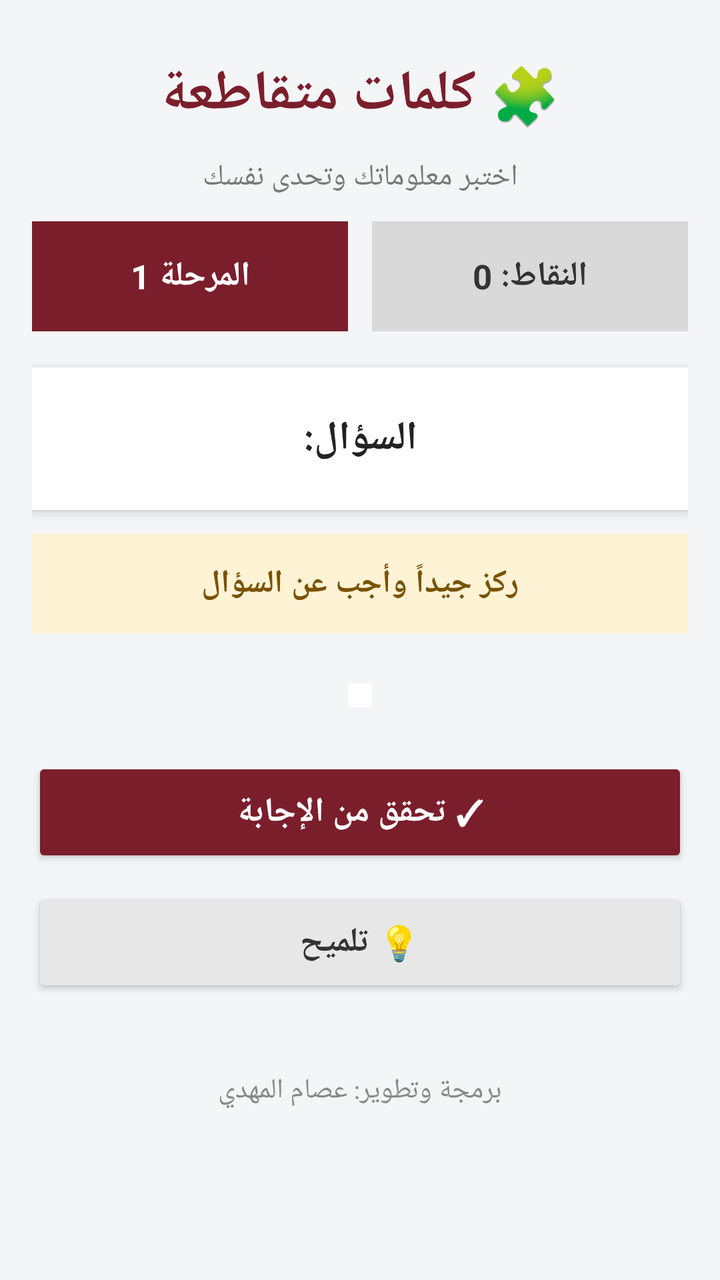
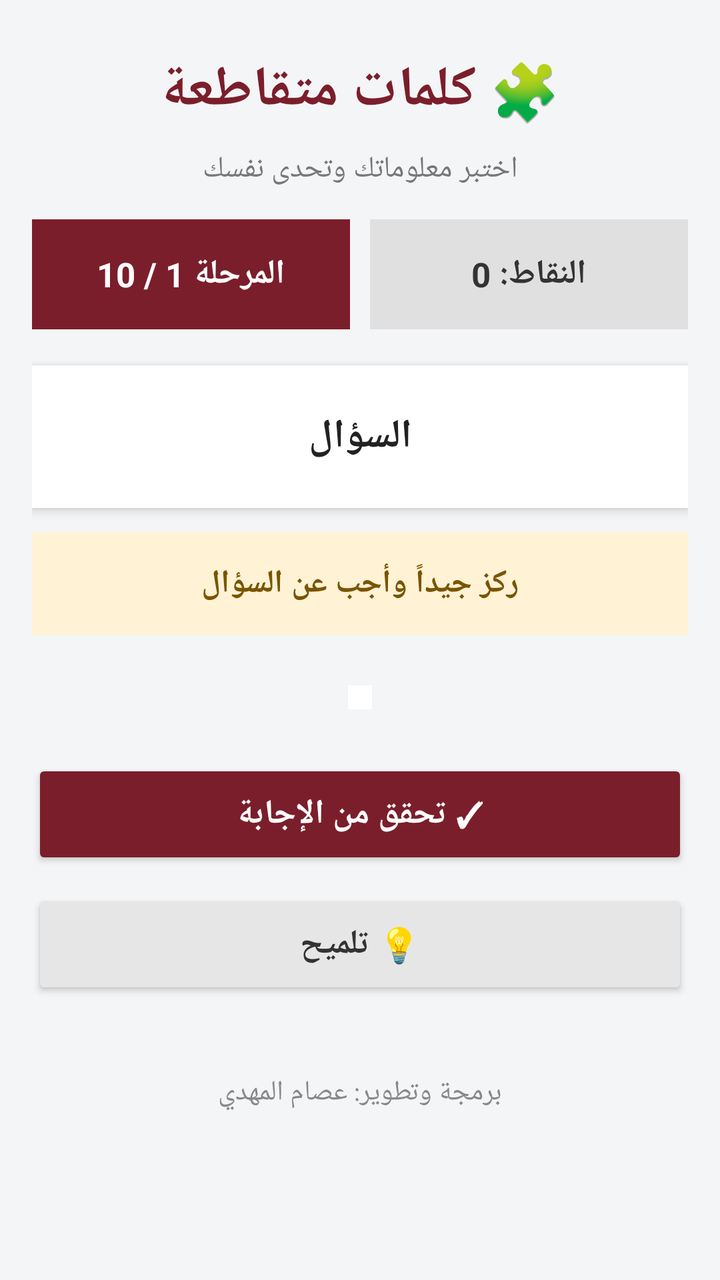

The first picture is an Android layout as it rendered before a commit; the second is the same layout after the commit. The layout source and the unified diff follow.
<!-- AndroidManifest.xml: activity theme Theme.AppCompat.NoActionBar -->
<!-- res/layout/activity_crossword.xml -->
<?xml version="1.0" encoding="utf-8"?>
<ScrollView
    xmlns:android="http://schemas.android.com/apk/res/android"
    android:layout_width="match_parent"
    android:layout_height="match_parent"
    android:fillViewport="true"
    android:background="#F4F5F7">

    <LinearLayout
        android:layout_width="match_parent"
        android:layout_height="wrap_content"
        android:orientation="vertical"
        android:padding="16dp"
        android:gravity="center_horizontal">

        
        
        

        <TextView
            android:layout_width="match_parent"
            android:layout_height="wrap_content"
            android:text="🧩 كلمات متقاطعة"
            android:textSize="28sp"
            android:textStyle="bold"
            android:textColor="#7B1E2B"
            android:gravity="center"
            android:padding="12dp" />

        <TextView
            android:layout_width="match_parent"
            android:layout_height="wrap_content"
            android:text="اختبر معلوماتك وتحدى نفسك"
            android:textSize="15sp"
            android:textColor="#777777"
            android:gravity="center"
            android:paddingBottom="12dp" />

        
        
        

        <LinearLayout
            android:layout_width="match_parent"
            android:layout_height="wrap_content"
            android:orientation="horizontal"
            android:weightSum="2"
            android:gravity="center">

            <TextView
                android:id="@+id/tvStage"
                android:layout_width="0dp"
                android:layout_height="55dp"
                android:layout_weight="1"
                android:layout_marginEnd="6dp"
                android:background="#7B1E2B"
                android:text="المرحلة 1"
                android:textColor="#FFFFFF"
                android:textSize="17sp"
                android:textStyle="bold"
                android:gravity="center" />

            <TextView
                android:id="@+id/tvScore"
                android:layout_width="0dp"
                android:layout_height="55dp"
                android:layout_weight="1"
                android:layout_marginStart="6dp"
                android:background="#D9D9D9"
                android:text="النقاط: 0"
                android:textColor="#333333"
                android:textSize="17sp"
                android:textStyle="bold"
                android:gravity="center" />

        </LinearLayout>

        
        
        

        <TextView
            android:id="@+id/tvQuestion"
            android:layout_width="match_parent"
            android:layout_height="wrap_content"
            android:layout_marginTop="18dp"
            android:background="#FFFFFF"
            android:elevation="3dp"
            android:text="السؤال:"
            android:textSize="20sp"
            android:textStyle="bold"
            android:textColor="#222222"
            android:gravity="center"
            android:padding="22dp" />

        
        
        

        <TextView
            android:id="@+id/tvMessage"
            android:layout_width="match_parent"
            android:layout_height="wrap_content"
            android:layout_marginTop="12dp"
            android:background="#FFF3D6"
            android:text="ركز جيداً وأجب عن السؤال"
            android:textSize="16sp"
            android:textStyle="bold"
            android:textColor="#7A5200"
            android:gravity="center"
            android:padding="14dp" />

        
        
        

        <GridLayout
            android:id="@+id/crosswordGrid"
            android:layout_width="wrap_content"
            android:layout_height="wrap_content"
            android:layout_marginTop="25dp"
            android:padding="6dp"
            android:background="#FFFFFF"
            android:columnCount="5"
            android:gravity="center" />

        
        
        

        <Button
            android:id="@+id/btnCheck"
            android:layout_width="match_parent"
            android:layout_height="55dp"
            android:layout_marginTop="25dp"
            android:text="✓ تحقق من الإجابة"
            android:textSize="17sp"
            android:textStyle="bold"
            android:textColor="#FFFFFF"
            android:backgroundTint="#7B1E2B" />

        <Button
            android:id="@+id/btnHint"
            android:layout_width="match_parent"
            android:layout_height="55dp"
            android:layout_marginTop="10dp"
            android:text="💡 تلميح"
            android:textSize="17sp"
            android:textStyle="bold"
            android:textColor="#333333"
            android:backgroundTint="#E7E7E7" />

        <Button
            android:id="@+id/btnNext"
            android:layout_width="match_parent"
            android:layout_height="55dp"
            android:layout_marginTop="10dp"
            android:text="المرحلة التالية ➜"
            android:textSize="17sp"
            android:textStyle="bold"
            android:textColor="#FFFFFF"
            android:backgroundTint="#2E7D32"
            android:visibility="gone" />

        
        
        

        <TextView
            android:layout_width="match_parent"
            android:layout_height="wrap_content"
            android:layout_marginTop="25dp"
            android:text="برمجة وتطوير: عصام المهدي"
            android:textSize="14sp"
            android:textColor="#888888"
            android:gravity="center"
            android:padding="12dp" />

    </LinearLayout>

</ScrollView>
<!-- resources referenced by this layout -->
<resources>

</resources>

<!-- the commit's change to res/layout/activity_crossword.xml (unified diff, before → after) -->
@@ -10,12 +10,8 @@
         android:layout_width="match_parent"
         android:layout_height="wrap_content"
         android:orientation="vertical"
-        android:padding="16dp"
-        android:gravity="center_horizontal">
-
-        
-        
-        
+        android:gravity="center_horizontal"
+        android:padding="16dp">
 
         <TextView
             android:layout_width="match_parent"
@@ -25,7 +21,7 @@
             android:textStyle="bold"
             android:textColor="#7B1E2B"
             android:gravity="center"
-            android:padding="12dp" />
+            android:padding="10dp" />
 
         <TextView
             android:layout_width="match_parent"
@@ -34,27 +30,22 @@
             android:textSize="15sp"
             android:textColor="#777777"
             android:gravity="center"
-            android:paddingBottom="12dp" />
-
-        
-        
-        
+            android:paddingBottom="15dp" />
 
         <LinearLayout
             android:layout_width="match_parent"
             android:layout_height="wrap_content"
             android:orientation="horizontal"
-            android:weightSum="2"
-            android:gravity="center">
+            android:weightSum="2">
 
             <TextView
                 android:id="@+id/tvStage"
                 android:layout_width="0dp"
                 android:layout_height="55dp"
                 android:layout_weight="1"
-                android:layout_marginEnd="6dp"
+                android:layout_marginEnd="5dp"
                 android:background="#7B1E2B"
-                android:text="المرحلة 1"
+                android:text="المرحلة 1 / 10"
                 android:textColor="#FFFFFF"
                 android:textSize="17sp"
                 android:textStyle="bold"
@@ -65,8 +56,8 @@
                 android:layout_width="0dp"
                 android:layout_height="55dp"
                 android:layout_weight="1"
-                android:layout_marginStart="6dp"
-                android:background="#D9D9D9"
+                android:layout_marginStart="5dp"
+                android:background="#E0E0E0"
                 android:text="النقاط: 0"
                 android:textColor="#333333"
                 android:textSize="17sp"
@@ -75,10 +66,6 @@
 
         </LinearLayout>
 
-        
-        
-        
-
         <TextView
             android:id="@+id/tvQuestion"
             android:layout_width="match_parent"
@@ -86,33 +73,25 @@
             android:layout_marginTop="18dp"
             android:background="#FFFFFF"
             android:elevation="3dp"
-            android:text="السؤال:"
+            android:text="السؤال"
             android:textSize="20sp"
             android:textStyle="bold"
             android:textColor="#222222"
             android:gravity="center"
             android:padding="22dp" />
 
-        
-        
-        
-
         <TextView
             android:id="@+id/tvMessage"
             android:layout_width="match_parent"
             android:layout_height="wrap_content"
             android:layout_marginTop="12dp"
-            android:background="#FFF3D6"
+            android:background="#FFF2D5"
             android:text="ركز جيداً وأجب عن السؤال"
             android:textSize="16sp"
             android:textStyle="bold"
-            android:textColor="#7A5200"
+            android:textColor="#795500"
             android:gravity="center"
-            android:padding="14dp" />
-
-        
-        
-        
+            android:padding="15dp" />
 
         <GridLayout
             android:id="@+id/crosswordGrid"
@@ -123,10 +102,6 @@
             android:background="#FFFFFF"
             android:columnCount="5"
             android:gravity="center" />
-
-        
-        
-        
 
         <Button
             android:id="@+id/btnCheck"
@@ -148,7 +123,7 @@
             android:textSize="17sp"
             android:textStyle="bold"
             android:textColor="#333333"
-            android:backgroundTint="#E7E7E7" />
+            android:backgroundTint="#E6E6E6" />
 
         <Button
             android:id="@+id/btnNext"
@@ -161,10 +136,6 @@
             android:textColor="#FFFFFF"
             android:backgroundTint="#2E7D32"
             android:visibility="gone" />
-
-        
-        
-        
 
         <TextView
             android:layout_width="match_parent"
